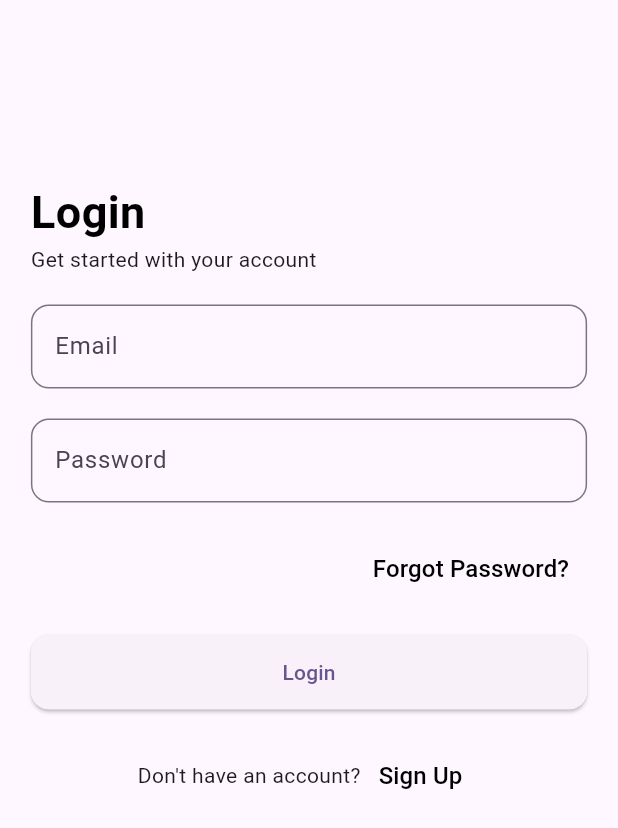
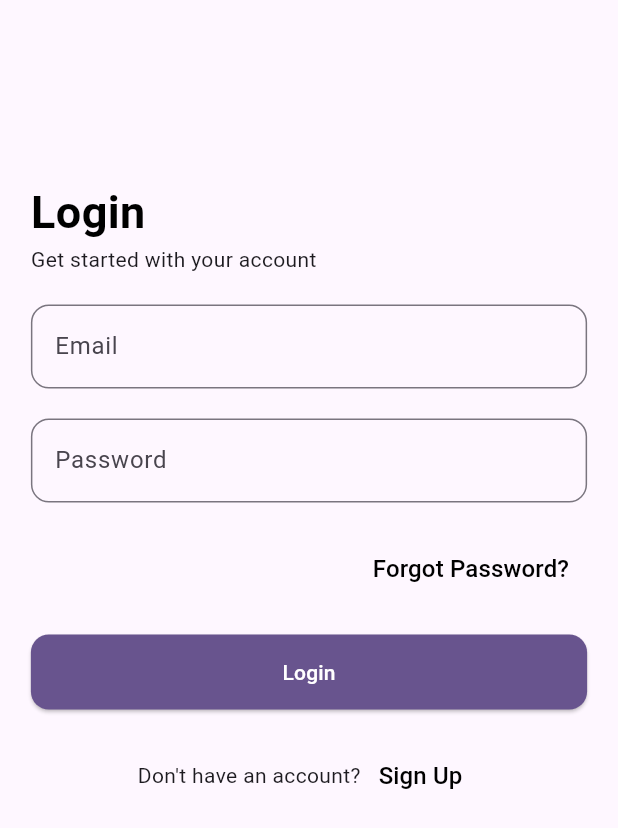
Before and after one commit to Sahil-Kumar7253/ecommerce_customer, a Flutter app: the screen it shows after launch, on a phone screen of 412 x 824 dp. Shown: the top 828 px of the screen. Run offline on Flutter 3.47's test engine with Material 3 defaults, Android fonts, the phone set to English and light mode, and no system bars; our stand-ins replace cloud_firestore, firebase_auth, firebase_core; accounts and stored records are empty.

Commit message:
Added Profile Section

```diff
--- a/lib/main.dart
+++ b/lib/main.dart
@@ -1,9 +1,12 @@
+import 'package:ecommerce_customer/providers/user_provider.dart';
 import 'package:ecommerce_customer/views/home.dart';
 import 'package:ecommerce_customer/views/home_nav.dart';
 import 'package:ecommerce_customer/views/login.dart';
 import 'package:ecommerce_customer/views/signup_page.dart';
+import 'package:ecommerce_customer/views/updateProfile.dart';
 import 'package:firebase_core/firebase_core.dart';
 import 'package:flutter/material.dart';
+import 'package:provider/provider.dart';
 
 import 'controllers/auth_service.dart';
 import 'firebase_options.dart';
@@ -22,7 +25,11 @@ class MyApp extends StatelessWidget {
   // This widget is the root of your application.
   @override
   Widget build(BuildContext context) {
-    return MaterialApp(
+    return MultiProvider(
+      providers: [
+        ChangeNotifierProvider(create: (context) => UserProvider()),
+      ],
+      child: MaterialApp(
         debugShowCheckedModeBanner: false,
         title: 'Flutter Demo',
         theme: ThemeData(
@@ -33,7 +40,9 @@ class MyApp extends StatelessWidget {
           "/login" : (context) => const LoginPage(),
           "/home" : (context) => const HomeNav(),
           "/signup" : (context) => const SignUpPage(),
+          '/updateprofile' : (context) => const Updateprofile(),
         },
+      ),
     );
   }
 }
--- /dev/null
+++ b/lib/models/user_model.dart
@@ -0,0 +1,26 @@
+import 'package:firebase_auth/firebase_auth.dart';
+
+class UserModel{
+  String name;
+  String email;
+  String address;
+  String phone;
+
+
+  UserModel({
+    required this.name,
+    required this.email,
+    required this.address,
+    required this.phone,
+  });
+
+  //convert json to object model
+  factory UserModel.fromJson(Map<String, dynamic> json) {
+     return UserModel(
+         name: json['name'] ?? "User",
+         email: json['email'] ?? "",
+         address: json['address'] ?? "",
+         phone: json['phone'] ?? "",
+     );
+  }
+}
--- /dev/null
+++ b/lib/providers/user_provider.dart
@@ -0,0 +1,35 @@
+import 'dart:async';
+
+import 'package:cloud_firestore/cloud_firestore.dart';
+import 'package:ecommerce_customer/controllers/db_service.dart';
+import 'package:flutter/material.dart';
+
+import '../models/user_model.dart';
+
+class UserProvider extends ChangeNotifier{
+   StreamSubscription<DocumentSnapshot>? _userSubscription;
+
+   String name = "";
+   String email = "";
+   String address = "";
+   String phone = "";
+
+   UserProvider(){
+     LoadUserData();
+   }
+
+   // load user data
+   void LoadUserData(){
+     _userSubscription?.cancel();
+
+     _userSubscription = DbService().readUserData().listen((event) {
+         print(event.data());
+         final UserModel data = UserModel.fromJson(event.data() as Map<String, dynamic>);
+         name = data.name;
+         email = data.email;
+         address = data.address;
+         phone = data.phone;
+         notifyListeners();
+     });
+   }
+}
--- a/lib/views/home_nav.dart
+++ b/lib/views/home_nav.dart
@@ -1,4 +1,5 @@
 import 'package:ecommerce_customer/views/home.dart';
+import 'package:ecommerce_customer/views/profile.dart';
 import 'package:flutter/material.dart';
 
 class HomeNav extends StatefulWidget {
@@ -15,7 +16,7 @@ class _HomeNavState extends State<HomeNav> {
     HomePage(),
     Text("Order"),
     Text("Cart"),
-    Text("Profile"),
+    ProfilePage(),
   ];
 
   @override
--- a/lib/views/login.dart
+++ b/lib/views/login.dart
@@ -170,7 +170,7 @@ class _LoginPageState extends State<LoginPage> {
                     ),
                     SizedBox(height: 20),
                     SizedBox(
-                      width: double.infinity,
+                      width: MediaQuery.of(context).size.width * 0.9,
                       child: ElevatedButton(
                         onPressed: () {
                           if (formKey.currentState!.validate()) {
@@ -206,6 +206,8 @@ class _LoginPageState extends State<LoginPage> {
                           }
                         },
                         style: ElevatedButton.styleFrom(
+                          backgroundColor: Theme.of(context).primaryColor,
+                          foregroundColor: Colors.white,
                           padding: EdgeInsets.symmetric(vertical: 15),
                           shape: RoundedRectangleBorder(
                             borderRadius: BorderRadius.circular(12),
--- a/lib/views/signup_page.dart
+++ b/lib/views/signup_page.dart
@@ -129,6 +129,8 @@ class _SignUpPageState extends State<SignUpPage> {
                           }
                         },
                         style: ElevatedButton.styleFrom(
+                          backgroundColor: Theme.of(context).primaryColor,
+                          foregroundColor: Colors.white,
                           padding: EdgeInsets.symmetric(vertical: 15),
                           shape: RoundedRectangleBorder(
                             borderRadius: BorderRadius.circular(12),
```
Also changed, not shown: lib/views/home.dart (+0 -13 lines), lib/views/profile.dart (+77 -0 lines), lib/views/updateProfile.dart (added, +135 -0 lines). Lines whose indentation alone changed are shown as unchanged.
